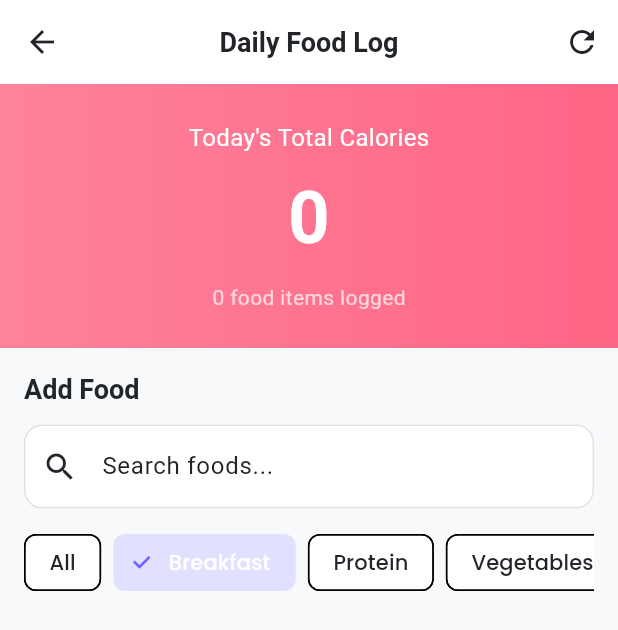
After one commit to Parvathy-R-Pillai-015/Ensate-Student-Project-Gym, a Flutter app: the FoodLoggingScreen screen opened directly, after a tap on "All", after a tap on "Breakfast", on a phone screen of 412 x 824 dp. The commit adds this screen. Shown: the top 630 px of the screen. Run offline on Flutter 3.47's test engine with Material 3 defaults, Android fonts, the phone set to English and light mode, and no system bars; our stand-ins replace dio, email_validator, fl_chart, flutter_secure_storage, google_fonts, shared_preferences and 1 more; missing offline and left inert: dart:html, dart:ui_web; accounts and stored records are empty; network calls fail.

Commit message:
Add daily food logging feature with Kerala/Indian foods database
- Created food database with 36 common Kerala/Indian foods (idli, dosa, chapathi, dal, sambar, etc.)
- Added API endpoints for food logging (add, remove, view daily log)
- Created food logging screen in Flutter with search and category filters
- Updated dashboard Quick Stats to show daily food calorie intake
- Users can now track their daily food consumption and see automatic calorie calculations

```diff
--- a/gymfit/lib/models/nutrition.dart
+++ b/gymfit/lib/models/nutrition.dart
@@ -52,6 +52,124 @@ class Meal {
   }
 }
 
+class FoodItem {
+  final int id;
+  final String name;
+  final String category;
+  final String dietaryType;
+  final double servingSizeG;
+  final int calories;
+  final double proteinG;
+  final double carbsG;
+  final double fatsG;
+  final double fiberG;
+
+  FoodItem({
+    required this.id,
+    required this.name,
+    required this.category,
+    required this.dietaryType,
+    required this.servingSizeG,
+    required this.calories,
+    required this.proteinG,
+    required this.carbsG,
+    required this.fatsG,
+    this.fiberG = 0,
+  });
+
+  factory FoodItem.fromJson(Map<String, dynamic> json) {
+    return FoodItem(
+      id: json['id'],
+      name: json['name'] ?? '',
+      category: json['category'] ?? '',
+      dietaryType: json['dietary_type'] ?? '',
+      servingSizeG: (json['serving_size_g'] ?? 100).toDouble(),
+      calories: json['calories'] ?? 0,
+      proteinG: (json['protein_g'] ?? 0).toDouble(),
+      carbsG: (json['carbs_g'] ?? 0).toDouble(),
+      fatsG: (json['fats_g'] ?? 0).toDouble(),
+      fiberG: (json['fiber_g'] ?? 0).toDouble(),
+    );
+  }
+}
+
+class FoodLog {
+  final int? id;
+  final FoodItem foodItem;
+  final String mealType;
+  final double quantityG;
+  final int calories;
+  final double proteinG;
+  final double carbsG;
+  final double fatsG;
+  final String? consumedTime;
+  final DateTime? createdAt;
+
+  FoodLog({
+    this.id,
+    required this.foodItem,
+    required this.mealType,
+    required this.quantityG,
+    required this.calories,
+    required this.proteinG,
+    required this.carbsG,
+    required this.fatsG,
+    this.consumedTime,
+    this.createdAt,
+  });
+
+  factory FoodLog.fromJson(Map<String, dynamic> json) {
+    return FoodLog(
+      id: json['id'],
+      foodItem: FoodItem.fromJson(json['food_item']),
+      mealType: json['meal_type'] ?? 'SNACK',
+      quantityG: (json['quantity_g'] ?? 0).toDouble(),
+      calories: json['calories'] ?? 0,
+      proteinG: (json['protein_g'] ?? 0).toDouble(),
+      carbsG: (json['carbs_g'] ?? 0).toDouble(),
+      fatsG: (json['fats_g'] ?? 0).toDouble(),
+      consumedTime: json['consumed_time'],
+      createdAt: json['created_at'] != null
+          ? DateTime.parse(json['created_at'])
+          : null,
+    );
+  }
+}
+
+class DailyFoodLog {
+  final String date;
+  final int totalCalories;
+  final double totalProteinG;
+  final double totalCarbsG;
+  final double totalFatsG;
+  final List<FoodLog> loggedFoods;
+
+  DailyFoodLog({
+    required this.date,
+    required this.totalCalories,
+    required this.totalProteinG,
+    required this.totalCarbsG,
+    required this.totalFatsG,
+    required this.loggedFoods,
+  });
+
+  factory DailyFoodLog.fromJson(Map<String, dynamic> json) {
+    return DailyFoodLog(
+      date: json['date'] ?? '',
+      totalCalories: json['total_calories'] ?? 0,
+      totalProteinG: (json['total_protein_g'] ?? 0).toDouble(),
+      totalCarbsG: (json['total_carbs_g'] ?? 0).toDouble(),
+      totalFatsG: (json['total_fats_g'] ?? 0).toDouble(),
+      loggedFoods: (json['logged_foods'] as List<dynamic>?)
+          ?.map((item) => FoodLog.fromJson(item))
+          .toList() ?? [],
+    );
+  }
+}
+    };
+  }
+}
+
 class NutritionGoal {
   final int dailyCalories;
   final double dailyProtein;
--- /dev/null
+++ b/gymfit/lib/screens/member/food_logging_screen.dart
@@ -0,0 +1,503 @@
+import 'package:flutter/material.dart';
+import 'package:gymfit/config/theme_config.dart';
+import 'package:gymfit/models/nutrition.dart';
+import 'package:gymfit/services/nutrition_service.dart';
+
+class FoodLoggingScreen extends StatefulWidget {
+  const FoodLoggingScreen({super.key});
+
+  @override
+  State<FoodLoggingScreen> createState() => _FoodLoggingScreenState();
+}
+
+class _FoodLoggingScreenState extends State<FoodLoggingScreen> {
+  final NutritionService _nutritionService = NutritionService();
+  DailyFoodLog? _dailyLog;
+  List<FoodItem> _allFoods = [];
+  List<FoodItem> _filteredFoods = [];
+  bool _isLoading = true;
+  String _selectedCategory = 'ALL';
+  final TextEditingController _searchController = TextEditingController();
+
+  @override
+  void initState() {
+    super.initState();
+    _loadData();
+  }
+
+  Future<void> _loadData() async {
+    setState(() {
+      _isLoading = true;
+    });
+
+    try {
+      final dailyLog = await _nutritionService.getTodaysFoodLog();
+      final foods = await _nutritionService.getFoodItems();
+
+      setState(() {
+        _dailyLog = dailyLog;
+        _allFoods = foods;
+        _filteredFoods = foods;
+        _isLoading = false;
+      });
+    } catch (e) {
+      setState(() {
+        _isLoading = false;
+      });
+      if (mounted) {
+        ScaffoldMessenger.of(context).showSnackBar(
+          SnackBar(content: Text('Error loading data: $e')),
+        );
+      }
+    }
+  }
+
+  void _filterFoods(String query) {
+    setState(() {
+      if (query.isEmpty) {
+        _filteredFoods = _allFoods
+            .where((food) =>
+                _selectedCategory == 'ALL' ||
+                food.category == _selectedCategory)
+            .toList();
+      } else {
+        _filteredFoods = _allFoods
+            .where((food) =>
+                food.name.toLowerCase().contains(query.toLowerCase()) &&
+                (_selectedCategory == 'ALL' || food.category == _selectedCategory))
+            .toList();
+      }
+    });
+  }
+
+  void _filterByCategory(String category) {
+    setState(() {
+      _selectedCategory = category;
+    });
+    _filterFoods(_searchController.text);
+  }
+
+  Future<void> _addFoodToLog(FoodItem food) async {
+    final result = await showDialog<Map<String, dynamic>>(
+      context: context,
+      builder: (context) => _AddFoodDialog(food: food),
+    );
+
+    if (result != null) {
+      try {
+        await _nutritionService.addFoodToLog(
+          foodItemId: food.id,
+          quantityG: result['quantity'],
+          mealType: result['mealType'],
+        );
+
+        await _loadData();
+
+        if (mounted) {
+          ScaffoldMessenger.of(context).showSnackBar(
+            SnackBar(
+              content: Text('Added ${food.name} to your log'),
+              backgroundColor: Colors.green,
+            ),
+          );
+        }
+      } catch (e) {
+        if (mounted) {
+          ScaffoldMessenger.of(context).showSnackBar(
+            SnackBar(content: Text('Error: $e')),
+          );
+        }
+      }
+    }
+  }
+
+  Future<void> _removeFoodFromLog(int logId) async {
+    try {
+      await _nutritionService.removeFoodFromLog(logId);
+      await _loadData();
+
+      if (mounted) {
+        ScaffoldMessenger.of(context).showSnackBar(
+          const SnackBar(
+            content: Text('Food removed from log'),
+            backgroundColor: Colors.orange,
+          ),
+        );
+      }
+    } catch (e) {
+      if (mounted) {
+        ScaffoldMessenger.of(context).showSnackBar(
+          SnackBar(content: Text('Error: $e')),
+        );
+      }
+    }
+  }
+
+  @override
+  Widget build(BuildContext context) {
+    return Scaffold(
+      appBar: AppBar(
+        title: const Text('Daily Food Log'),
+        actions: [
+          IconButton(
+            icon: const Icon(Icons.refresh),
+            onPressed: _loadData,
+          ),
+        ],
+      ),
+      body: _isLoading
+          ? const Center(child: CircularProgressIndicator())
+          : SingleChildScrollView(
+              child: Column(
+                crossAxisAlignment: CrossAxisAlignment.start,
+                children: [
+                  // Today's Calorie Summary
+                  Container(
+                    width: double.infinity,
+                    padding: const EdgeInsets.all(24),
+                    decoration: BoxDecoration(
+                      gradient: LinearGradient(
+                        colors: [
+                          ThemeConfig.secondaryColor.withOpacity(0.8),
+                          ThemeConfig.secondaryColor,
+                        ],
+                      ),
+                    ),
+                    child: Column(
+                      children: [
+                        const Text(
+                          "Today's Total Calories",
+                          style: TextStyle(
+                            color: Colors.white,
+                            fontSize: 16,
+                          ),
+                        ),
+                        const SizedBox(height: 8),
+                        Text(
+                          '${_dailyLog?.totalCalories ?? 0}',
+                          style: const TextStyle(
+                            color: Colors.white,
+                            fontSize: 48,
+                            fontWeight: FontWeight.bold,
+                          ),
+                        ),
+                        const SizedBox(height: 8),
+                        Text(
+                          '${_dailyLog?.loggedFoods.length ?? 0} food items logged',
+                          style: const TextStyle(
+                            color: Colors.white70,
+                            fontSize: 14,
+                          ),
+                        ),
+                      ],
+                    ),
+                  ),
+
+                  // Today's Food Log
+                  if (_dailyLog != null && _dailyLog!.loggedFoods.isNotEmpty) ...[
+                    Padding(
+                      padding: const EdgeInsets.all(16),
+                      child: Text(
+                        "Today's Food Intake",
+                        style: Theme.of(context).textTheme.titleLarge,
+                      ),
+                    ),
+                    ListView.builder(
+                      shrinkWrap: true,
+                      physics: const NeverScrollableScrollPhysics(),
+                      itemCount: _dailyLog!.loggedFoods.length,
+                      itemBuilder: (context, index) {
+                        final log = _dailyLog!.loggedFoods[index];
+                        return Card(
+                          margin: const EdgeInsets.symmetric(
+                            horizontal: 16,
+                            vertical: 4,
+                          ),
+                          child: ListTile(
+                            leading: CircleAvatar(
+                              backgroundColor: _getMealTypeColor(log.mealType),
+                              child: Icon(
+                                _getMealTypeIcon(log.mealType),
+                                color: Colors.white,
+                                size: 20,
+                              ),
+                            ),
+                            title: Text(log.foodItem.name),
+                            subtitle: Text(
+                              '${log.quantityG.toStringAsFixed(0)}g • ${log.calories} cal',
+                            ),
+                            trailing: IconButton(
+                              icon: const Icon(Icons.delete, color: Colors.red),
+                              onPressed: () => _removeFoodFromLog(log.id!),
+                            ),
+                          ),
+                        );
+                      },
+                    ),
+                    const SizedBox(height: 16),
+                  ],
+
+                  // Add Food Section
+                  Padding(
+                    padding: const EdgeInsets.all(16),
+                    child: Column(
+                      crossAxisAlignment: CrossAxisAlignment.start,
+                      children: [
+                        Text(
+                          'Add Food',
+                          style: Theme.of(context).textTheme.titleLarge,
+                        ),
+                        const SizedBox(height: 12),
+
+                        // Search Bar
+                        TextField(
+                          controller: _searchController,
+                          decoration: InputDecoration(
+                            hintText: 'Search foods...',
+                            prefixIcon: const Icon(Icons.search),
+                            suffixIcon: _searchController.text.isNotEmpty
+                                ? IconButton(
+                                    icon: const Icon(Icons.clear),
+                                    onPressed: () {
+                                      _searchController.clear();
+                                      _filterFoods('');
+                                    },
+                                  )
+                                : null,
+                            border: OutlineInputBorder(
+                              borderRadius: BorderRadius.circular(12),
+                            ),
+                          ),
+                          onChanged: _filterFoods,
+                        ),
+                        const SizedBox(height: 12),
+
+                        // Category Filter
+                        SingleChildScrollView(
+                          scrollDirection: Axis.horizontal,
+                          child: Row(
+                            children: [
+                              _CategoryChip(
+                                label: 'All',
+                                isSelected: _selectedCategory == 'ALL',
+                                onTap: () => _filterByCategory('ALL'),
+                              ),
+                              _CategoryChip(
+                                label: 'Breakfast',
+                                isSelected: _selectedCategory == 'GRAINS',
+                                onTap: () => _filterByCategory('GRAINS'),
+                              ),
+                              _CategoryChip(
+                                label: 'Protein',
+                                isSelected: _selectedCategory == 'PROTEIN',
+                                onTap: () => _filterByCategory('PROTEIN'),
+                              ),
+                              _CategoryChip(
+                                label: 'Vegetables',
+                                isSelected: _selectedCategory == 'VEGETABLES',
+                                onTap: () => _filterByCategory('VEGETABLES'),
+                              ),
+                              _CategoryChip(
+                                label: 'Snacks',
+                                isSelected: _selectedCategory == 'SNACKS',
+                                onTap: () => _filterByCategory('SNACKS'),
+                              ),
+                              _CategoryChip(
+                                label: 'Fruits',
+                                isSelected: _selectedCategory == 'FRUITS',
+                                onTap: () => _filterByCategory('FRUITS'),
+                              ),
+                              _CategoryChip(
+                                label: 'Dairy',
+                                isSelected: _selectedCategory == 'DAIRY',
+                                onTap: () => _filterByCategory('DAIRY'),
+                              ),
+                            ],
+                          ),
+                        ),
+                      ],
+                    ),
+                  ),
+
+                  // Food List
+                  ListView.builder(
+                    shrinkWrap: true,
+                    physics: const NeverScrollableScrollPhysics(),
+                    itemCount: _filteredFoods.length,
+                    itemBuilder: (context, index) {
+                      final food = _filteredFoods[index];
+                      return Card(
+                        margin: const EdgeInsets.symmetric(
+                          horizontal: 16,
+                          vertical: 4,
+                        ),
+                        child: ListTile(
+                          title: Text(food.name),
+                          subtitle: Text(
+                            '${food.calories} cal • ${food.proteinG.toStringAsFixed(1)}g protein',
+                          ),
+                          trailing: IconButton(
+                            icon: const Icon(Icons.add_circle, color: Colors.green),
+                            onPressed: () => _addFoodToLog(food),
+                          ),
+                        ),
+                      );
+                    },
+                  ),
+                  const SizedBox(height: 16),
+                ],
+              ),
+            ),
+    );
+  }
+
+  Color _getMealTypeColor(String mealType) {
+    switch (mealType) {
+      case 'BREAKFAST':
+        return Colors.orange;
+      case 'LUNCH':
+        return Colors.green;
+      case 'DINNER':
+        return Colors.blue;
+      case 'SNACK':
+        return Colors.purple;
+      default:
+        return Colors.grey;
+    }
+  }
+
+  IconData _getMealTypeIcon(String mealType) {
+    switch (mealType) {
+      case 'BREAKFAST':
+        return Icons.free_breakfast;
+      case 'LUNCH':
+        return Icons.lunch_dining;
+      case 'DINNER':
+        return Icons.dinner_dining;
+      case 'SNACK':
+        return Icons.fastfood;
+      default:
+        return Icons.restaurant;
+    }
+  }
+}
+
+class _CategoryChip extends StatelessWidget {
+  final String label;
+  final bool isSelected;
+  final VoidCallback onTap;
+
+  const _CategoryChip({
+    required this.label,
+    required this.isSelected,
+    required this.onTap,
+  });
+
+  @override
+  Widget build(BuildContext context) {
+    return Padding(
+      padding: const EdgeInsets.only(right: 8),
+      child: FilterChip(
+        label: Text(label),
+        selected: isSelected,
+        onSelected: (_) => onTap(),
+        selectedColor: ThemeConfig.primaryColor.withOpacity(0.2),
+        checkmarkColor: ThemeConfig.primaryColor,
+      ),
+    );
+  }
+}
+
+class _AddFoodDialog extends StatefulWidget {
+  final FoodItem food;
+
+  const _AddFoodDialog({required this.food});
+
+  @override
+  State<_AddFoodDialog> createState() => _AddFoodDialogState();
+}
+
+class _AddFoodDialogState extends State<_AddFoodDialog> {
+  late double _quantity;
+  String _mealType = 'SNACK';
+  late int _calculatedCalories;
+
+  @override
+  void initState() {
+    super.initState();
+    _quantity = widget.food.servingSizeG;
+    _calculateNutrition();
+  }
+
+  void _calculateNutrition() {
+    final multiplier = _quantity / widget.food.servingSizeG;
+    setState(() {
+      _calculatedCalories = (widget.food.calories * multiplier).round();
+    });
+  }
+
+  @override
+  Widget build(BuildContext context) {
+    return AlertDialog(
+      title: Text('Add ${widget.food.name}'),
+      content: Column(
+        mainAxisSize: MainAxisSize.min,
+        crossAxisAlignment: CrossAxisAlignment.start,
+        children: [
+          Text('Quantity (grams):'),
+          Slider(
+            value: _quantity,
+            min: 10,
+            max: widget.food.servingSizeG * 5,
+            divisions: 50,
+            label: _quantity.toStringAsFixed(0),
+            onChanged: (value) {
+              setState(() {
+                _quantity = value;
+                _calculateNutrition();
+              });
+            },
+          ),
+          Text(
+            '${_quantity.toStringAsFixed(0)}g = $_calculatedCalories cal',
+            style: Theme.of(context).textTheme.titleMedium,
+          ),
+          const SizedBox(height: 16),
+          Text('Meal Type:'),
+          DropdownButton<String>(
+            value: _mealType,
+            isExpanded: true,
+            items: const [
+              DropdownMenuItem(value: 'BREAKFAST', child: Text('Breakfast')),
+              DropdownMenuItem(value: 'LUNCH', child: Text('Lunch')),
+              DropdownMenuItem(value: 'DINNER', child: Text('Dinner')),
+              DropdownMenuItem(value: 'SNACK', child: Text('Snack')),
+              DropdownMenuItem(value: 'MORNING_SNACK', child: Text('Morning Snack')),
+              DropdownMenuItem(value: 'EVENING_SNACK', child: Text('Evening Snack')),
+            ],
+            onChanged: (value) {
+              setState(() {
+                _mealType = value!;
+              });
+            },
+          ),
+        ],
+      ),
+      actions: [
+        TextButton(
+          onPressed: () => Navigator.pop(context),
+          child: const Text('Cancel'),
+        ),
+        ElevatedButton(
+          onPressed: () {
+            Navigator.pop(context, {
+              'quantity': _quantity,
+              'mealType': _mealType,
+            });
+          },
+          child: const Text('Add'),
+        ),
+      ],
+    );
+  }
+}
--- a/gymfit/lib/services/nutrition_service.dart
+++ b/gymfit/lib/services/nutrition_service.dart
@@ -499,4 +499,94 @@ class NutritionService {
       throw Exception('Failed to fetch nutrition summary: $e');
     }
   }
+
+  // Get all available food items
+  Future<List<FoodItem>> getFoodItems({
+    String? category,
+    String? dietaryType,
+    String? search,
+  }) async {
+    try {
+      final queryParams = <String, dynamic>{};
+      if (category != null) queryParams['category'] = category;
+      if (dietaryType != null) queryParams['dietary_type'] = dietaryType;
+      if (search != null) queryParams['search'] = search;
+
+      final response = await _apiService.get(
+        '/nutrition/foods/',
+        queryParameters: queryParams,
+      );
+
+      final foods = (response.data['foods'] as List)
+          .map((item) => FoodItem.fromJson(item))
+          .toList();
+      return foods;
+    } catch (e) {
+      throw Exception('Failed to fetch food items: $e');
+    }
+  }
+
+  // Get today's food log with total calories
+  Future<DailyFoodLog> getTodaysFoodLog() async {
+    try {
+      final response = await _apiService.get('/nutrition/daily-log/');
+      return DailyFoodLog.fromJson(response.data);
+    } catch (e) {
+      throw Exception('Failed to fetch daily food log: $e');
+    }
+  }
+
+  // Add a food item to today's log
+  Future<Map<String, dynamic>> addFoodToLog({
+    required int foodItemId,
+    required double quantityG,
+    required String mealType,
+  }) async {
+    try {
+      final response = await _apiService.post(
+        '/nutrition/daily-log/',
+        data: {
+          'food_item_id': foodItemId,
+          'quantity_g': quantityG,
+          'meal_type': mealType,
+        },
+      );
+      return response.data;
+    } catch (e) {
+      throw Exception('Failed to add food to log: $e');
+    }
+  }
+
+  // Remove a food entry from today's log
+  Future<Map<String, dynamic>> removeFoodFromLog(int foodLogId) async {
+    try {
+      final response = await _apiService.delete('/nutrition/daily-log/$foodLogId/');
+      return response.data;
+    } catch (e) {
+      throw Exception('Failed to remove food from log: $e');
+    }
+  }
+
+  // Get food log history
+  Future<List<Map<String, dynamic>>> getFoodLogHistory({int days = 7}) async {
+    try {
+      final response = await _apiService.get(
+        '/nutrition/daily-log/history/',
+        queryParameters: {'days': days.toString()},
+      );
+      return List<Map<String, dynamic>>.from(response.data['history']);
+    } catch (e) {
+      throw Exception('Failed to fetch food log history: $e');
+    }
+  }
+
+  // Get food categories
+  Future<List<Map<String, String>>> getFoodCategories() async {
+    try {
+      final response = await _apiService.get('/nutrition/foods/categories/');
+      return List<Map<String, String>>.from(response.data['categories']);
+    } catch (e) {
+      throw Exception('Failed to fetch food categories: $e');
+    }
+  }
 }
```
Also changed, not shown: gymfit/lib/screens/member/member_home_screen.dart (+23 -2 lines), 4 other files.
